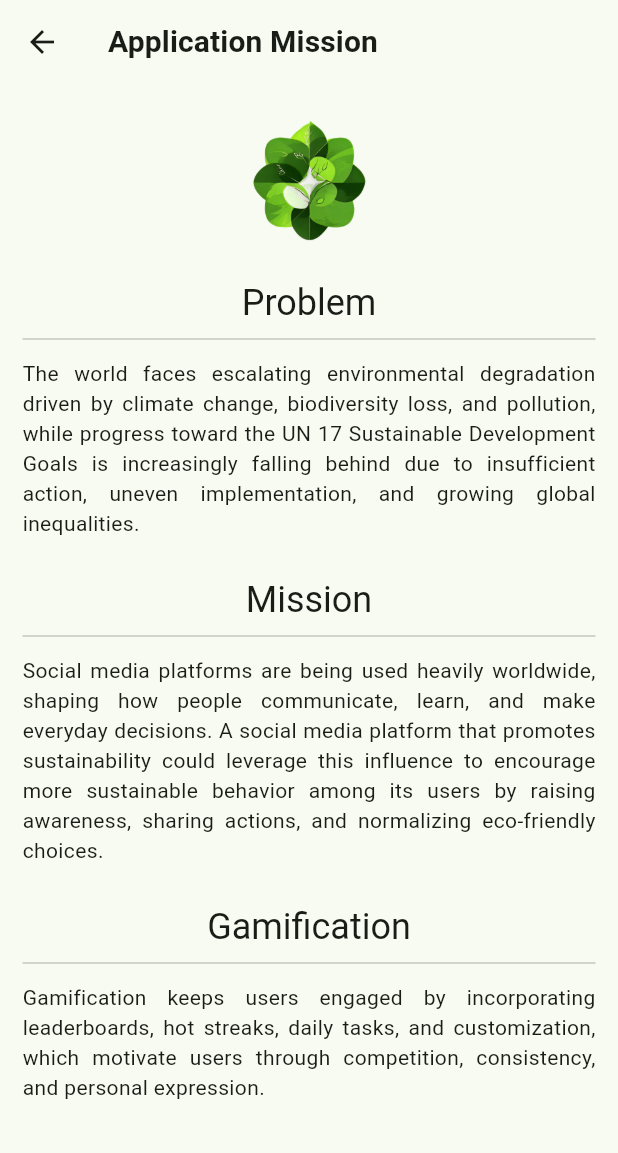
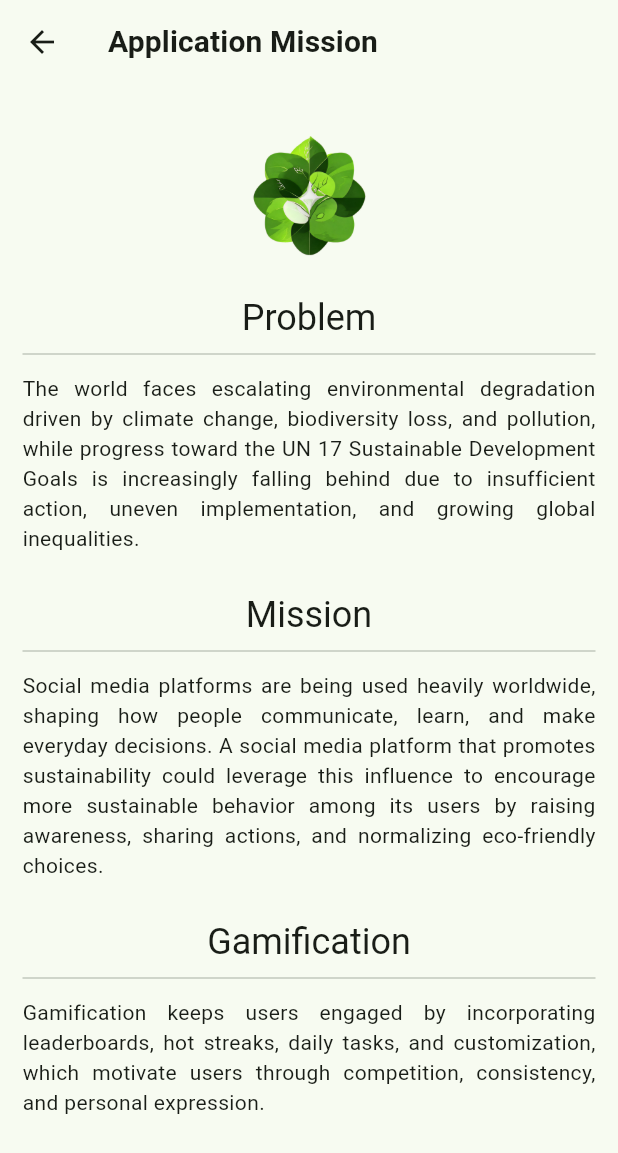
Before and after one commit to antreaslamprou/releaf, a Flutter app: the BasePage screen opened by its route, item 5 of the bottom bar chosen, after a tap on the "arrow forward ios" icon, on a phone screen of 412 x 824 dp. Shown: the top 1153 px of the screen. Run offline on Flutter 3.47's test engine with Material 3 defaults, Android fonts, the phone set to English and light mode, and no system bars; drawn by our look-alikes of keyboard_dismisser; our stand-ins replace firebase_auth, firebase_core, firebase_database, flutter_image_compress, flutter_svg, flutter_switch and 3 more; missing offline and left inert: fluttermoji; accounts and stored records are empty; key blocks and very long unbroken strings in the code were emptied for the run.

Commit message:
Update the template of single pages and single pages to have the same padding and show that padding inside the scrollable element

```diff
--- a/lib/components/application_mission.dart
+++ b/lib/components/application_mission.dart
@@ -8,6 +8,7 @@ class ApplicationMission extends StatelessWidget {
   @override
   Widget build(BuildContext context) {
     return SingleChildScrollView(
+      padding: EdgeInsets.symmetric(horizontal: 15, vertical: 25),
       child: Column(
         crossAxisAlignment: CrossAxisAlignment.center,
         children: [
--- a/lib/components/edit_data.dart
+++ b/lib/components/edit_data.dart
@@ -184,6 +184,7 @@ class _EditDataState extends State<EditData> {
   @override
   Widget build(BuildContext context) {
     return SingleChildScrollView(
+      padding: EdgeInsets.symmetric(horizontal: 15, vertical: 25),
       child: widget.page == 'Full Name'
           ? Form(
               key: _formKey,
--- a/lib/components/edit_profile.dart
+++ b/lib/components/edit_profile.dart
@@ -99,6 +99,7 @@ class _EditProfileState extends State<EditProfile> {
   @override
   Widget build(BuildContext context) {
     return SingleChildScrollView(
+      padding: EdgeInsets.symmetric(horizontal: 15, vertical: 25),
       child: Column(
         mainAxisAlignment: MainAxisAlignment.center,
         children: [
--- a/lib/components/friend_list.dart
+++ b/lib/components/friend_list.dart
@@ -58,6 +58,8 @@ class _FriendListState extends State<FriendList> {
   Widget build(BuildContext context) {
     return RefreshIndicator(
       onRefresh: getFriends,
+      child: Padding(
+        padding: EdgeInsets.symmetric(horizontal: 15, vertical: 25),
         child: SizedBox.expand(
           child: isLoading
               ? const Center(child: CircularProgressIndicator())
@@ -89,6 +91,7 @@ class _FriendListState extends State<FriendList> {
                       const Divider(height: 1, color: Colors.grey),
                 ),
         ),
+      ),
     );
   }
 }
--- a/lib/components/saved_posts.dart
+++ b/lib/components/saved_posts.dart
@@ -48,6 +48,7 @@ class _SavedPostsState extends State<SavedPosts> {
   @override
   Widget build(BuildContext context) {
     return SingleChildScrollView(
+      padding: EdgeInsets.symmetric(horizontal: 15, vertical: 25),
       child: Center(
         child: isLoading
             ? const CircularProgressIndicator()
--- a/lib/components/suggest_task.dart
+++ b/lib/components/suggest_task.dart
@@ -104,6 +104,7 @@ class _SuggestTaskState extends State<SuggestTask> {
   @override
   Widget build(BuildContext context) {
     return SingleChildScrollView(
+      padding: EdgeInsets.symmetric(horizontal: 15, vertical: 25),
       child: Center(
         child: isLoading
             ? const Center(child: CircularProgressIndicator())
--- a/lib/components/suggested_tasks.dart
+++ b/lib/components/suggested_tasks.dart
@@ -79,6 +79,7 @@ class _SuggestedTasksState extends State<SuggestedTasks> {
   @override
   Widget build(BuildContext context) {
     return SingleChildScrollView(
+      padding: EdgeInsets.symmetric(horizontal: 15, vertical: 25),
       child: Center(
         child: isLoading
             ? const CircularProgressIndicator()
--- a/lib/components/task.dart
+++ b/lib/components/task.dart
@@ -58,6 +58,7 @@ class _TaskState extends State<Task> {
   @override
   Widget build(BuildContext context) {
     return SingleChildScrollView(
+      padding: EdgeInsets.symmetric(horizontal: 15, vertical: 25),
       child: Center(
         child: isLoading
             ? const CircularProgressIndicator()
--- a/lib/components/user_badges.dart
+++ b/lib/components/user_badges.dart
@@ -58,6 +58,7 @@ class _UserBadgesState extends State<UserBadges> {
     return isLoading
         ? const Center(child: CircularProgressIndicator())
         : GridView.builder(
+            padding: EdgeInsets.symmetric(horizontal: 15, vertical: 25),
             shrinkWrap: true,
             itemCount: badges.length,
             gridDelegate: SliverGridDelegateWithFixedCrossAxisCount(
--- a/lib/components/user_posts.dart
+++ b/lib/components/user_posts.dart
@@ -42,6 +42,7 @@ class _UserPostsState extends State<UserPosts> {
   @override
   Widget build(BuildContext context) {
     return SingleChildScrollView(
+      padding: EdgeInsets.symmetric(horizontal: 15, vertical: 25),
       child: Center(
         child: isLoading
             ? const CircularProgressIndicator()
--- a/lib/pages/template_single_page.dart
+++ b/lib/pages/template_single_page.dart
@@ -22,7 +22,7 @@ class TemplateSinglePage extends StatelessWidget {
           onPressed: () => Navigator.of(context).pop(),
         ),
       ),
-      body: Padding(padding: EdgeInsets.all(15), child: body),
+      body: body,
     );
   }
 }
```
Also changed, not shown: lib/components/edit_avatar.dart (+9 -6 lines). Lines whose indentation alone changed are shown as unchanged.
